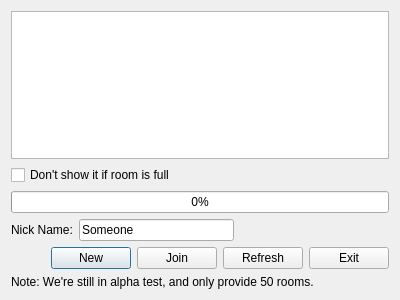
liuyanghejerry/painttyWidget, file widgets/roomlistdialog.ui: the form before one commit.
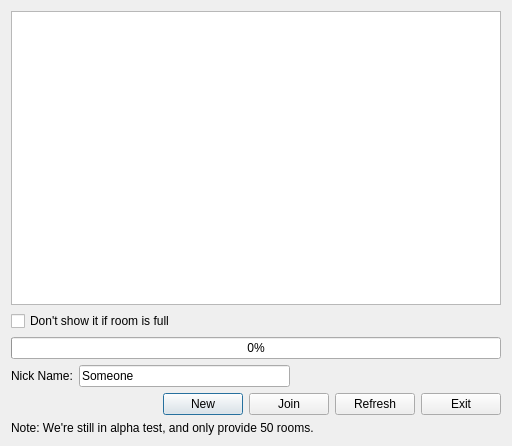
The form after the commit.

```diff
--- a/widgets/roomlistdialog.ui
+++ b/widgets/roomlistdialog.ui
@@ -6,8 +6,8 @@
    <rect>
     <x>0</x>
     <y>0</y>
-    <width>400</width>
-    <height>300</height>
+    <width>512</width>
+    <height>446</height>
    </rect>
   </property>
   <property name="windowTitle">
```
